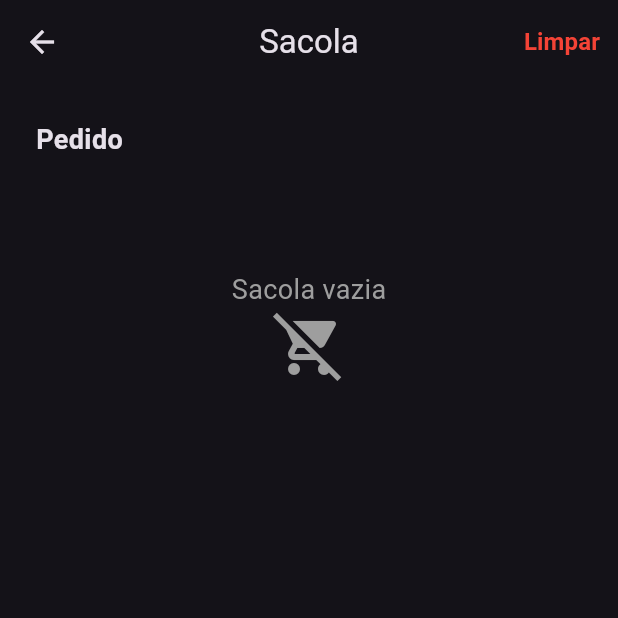
After one commit to GuhStvo/app-delivey-flutter, a Flutter app: the screen it shows after launch, after a tap on "Bora!", after a tap on the "shopping bag" icon, on a phone screen of 412 x 824 dp, the top half of it. The commit adds this screen. Run offline on Flutter 3.47's test engine with Material 3 defaults, Android fonts, the phone set to English and light mode, and no system bars; our stand-ins replace badges.

Commit message:
feat: Enhance restaurant app with bag functionality and UI improvements
- Added BagProvider to manage dishes in the shopping bag.
- Implemented CheckoutScreen for reviewing selected dishes.
- Updated Restaurant and Dish models to include dish details.
- Enhanced HomeScreen and RestaurantScreen to display dishes and handle bag actions.
- Integrated badges to show the number of items in the bag on the app bar.
- Refactored app bar into a reusable widget for better code organization.
- Added new dependencies for badges and improved UI components.

```diff
--- /dev/null
+++ b/devtools_options.yaml
@@ -0,0 +1,3 @@
+description: This file stores settings for Dart & Flutter DevTools.
+documentation: https://docs.flutter.dev/tools/devtools/extensions#configure-extension-enablement-states
+extensions:
--- a/lib/main.dart
+++ b/lib/main.dart
@@ -1,6 +1,7 @@
 import 'package:flutter/material.dart';
 import 'package:myapp/data/restaurant_data.dart';
 import 'package:myapp/ui/_core/app_theme.dart';
+import 'package:myapp/ui/_core/bag_provider.dart';
 import 'package:myapp/ui/splash/splash_screen.dart';
 import 'package:provider/provider.dart';
 
@@ -11,9 +12,12 @@ void main() async {
   runApp(
     MultiProvider(
       providers: [
-        ChangeNotifierProvider(create: (context) {
-          return restaurantData;
-        })
+        ChangeNotifierProvider(
+          create: (context) {
+            return restaurantData;
+          },
+        ),
+        ChangeNotifierProvider(create: (context) => BagProvider()),
       ],
       child: MyApp(),
     ),
--- /dev/null
+++ b/lib/model/dish.dart
@@ -0,0 +1,40 @@
+class Dish{
+  final String id;
+  final String name;
+  final String description;
+  final int price;
+  final String imagePath;
+
+  const Dish({
+    required this.id,
+    required this.name,
+    required this.description,
+    required this.price,
+    required this.imagePath,
+  });
+
+  Map<String, dynamic> toMap() {
+    return {
+      'id': id,
+      'name': name,
+      'description': description,
+      'price': price,
+      'imagePath': imagePath,
+    };
+  }
+
+  factory Dish.fromMap(Map<String, dynamic> map) {
+    return Dish(
+      id: map['id'],
+      name: map['name'],
+      description: map['description'],
+      price: map['price'],
+      imagePath: map['imagePath'],
+    );
+  }
+
+  @override
+  String toString() {
+    return 'Dish(id: $id, name: $name, description: $description, price: $price, imagePath: $imagePath)';
+  }
+}
--- /dev/null
+++ b/lib/ui/_core/widgets/appBar.dart
@@ -0,0 +1,37 @@
+import 'package:flutter/material.dart';
+import 'package:myapp/ui/_core/bag_provider.dart';
+import 'package:myapp/ui/checkout/checkout_screen.dart';
+import 'package:provider/provider.dart';
+import 'package:badges/badges.dart' as badges;
+
+AppBar getAppBar({required BuildContext context, String? title}) {
+  BagProvider bagProvider = Provider.of<BagProvider>(context);
+
+  return AppBar(
+    title: title != null ? Text(title) : null,
+    centerTitle: true,
+    actions: [
+      badges.Badge(
+        showBadge: bagProvider.dishesOnBag.isNotEmpty,
+        position: badges.BadgePosition.bottomStart(start: 0, bottom: 0),
+        badgeContent: Text(
+          bagProvider.dishesOnBag.length.toString(),
+          style: TextStyle(fontSize: 10),
+        ),
+        child: IconButton(
+          onPressed: () {
+            Navigator.push(
+              context,
+              MaterialPageRoute(
+                builder: (context) {
+                  return CheckoutScreen();
+                },
+              ),
+            );
+          },
+          icon: Icon(Icons.shopping_bag),
+        ),
+      ),
+    ],
+  );
+}
--- /dev/null
+++ b/lib/ui/checkout/checkout_screen.dart
@@ -0,0 +1,120 @@
+import 'package:flutter/material.dart';
+import 'package:myapp/model/dish.dart';
+import 'package:myapp/ui/_core/bag_provider.dart';
+import 'package:provider/provider.dart';
+
+class CheckoutScreen extends StatelessWidget {
+  const CheckoutScreen({super.key});
+
+  @override
+  Widget build(BuildContext context) {
+    BagProvider bagProvider = Provider.of<BagProvider>(context);
+    return Scaffold(
+      appBar: AppBar(
+        title: Text('Sacola'),
+        actions: [
+          TextButton(
+            onPressed: () {
+              bagProvider.clearBag();
+            },
+            child: Text(
+              'Limpar',
+              style: TextStyle(
+                color: Colors.red,
+                fontSize: 16,
+                fontWeight: FontWeight.bold,
+              ),
+            ),
+          ),
+        ],
+        centerTitle: true,
+      ),
+      body: Padding(
+        padding: const EdgeInsets.all(24),
+        child: SingleChildScrollView(
+          child: Column(
+            crossAxisAlignment: CrossAxisAlignment.start,
+            children: [
+              Text(
+                'Pedido',
+                style: TextStyle(fontSize: 18, fontWeight: FontWeight.bold),
+              ),
+              Column(
+                children:
+                    bagProvider.dishesOnBag.isNotEmpty
+                        ? List.generate(
+                          bagProvider.getMapByAmount().keys.length,
+                          (index) {
+                            Dish dish =
+                                bagProvider
+                                    .getMapByAmount()
+                                    .keys
+                                    .toList()[index];
+                            return ListTile(
+                              leading: Image.asset(
+                                'assets/dishes/default.png',
+                                width: 48,
+                              ),
+                              contentPadding: EdgeInsets.symmetric(vertical: 8),
+                              title: Text(dish.name),
+                              subtitle: Text(
+                                'R\$ ${dish.price.toStringAsFixed(2)}',
+                              ),
+                              trailing: Row(
+                                mainAxisSize: MainAxisSize.min,
+                                children: [
+                                  IconButton(
+                                    onPressed: () {
+                                      bagProvider.removeDish(dish);
+                                    },
+                                    icon: Icon(Icons.remove),
+                                  ),
+                                  Text(
+                                    bagProvider
+                                        .getMapByAmount()[dish]
+                                        .toString(),
+                                    style: TextStyle(fontSize: 18),
+                                  ),
+                                  IconButton(
+                                    onPressed: () {
+                                      bagProvider.addAllDishes([dish]);
+                                    },
+                                    icon: Icon(Icons.add),
+                                  ),
+                                ],
+                              ),
+                            );
+                          },
+                        )
+                        : [
+                          Center(
+                            heightFactor: 3,
+                            child: Column(
+                              mainAxisAlignment: MainAxisAlignment.center,
+                              crossAxisAlignment: CrossAxisAlignment.center,
+                              mainAxisSize: MainAxisSize.min,
+                              children: [
+                                Text(
+                                  "Sacola vazia",
+                                  style: TextStyle(
+                                    fontSize: 18,
+                                    color: Colors.grey,
+                                  ),
+                                ),
+                                Icon(
+                                  Icons.remove_shopping_cart,
+                                  size: 48,
+                                  color: Colors.grey,
+                                ),
+                              ],
+                            ),
+                          ),
+                        ],
+              ),
+            ],
+          ),
+        ),
+      ),
+    );
+  }
+}
--- a/lib/ui/home/home_screen.dart
+++ b/lib/ui/home/home_screen.dart
@@ -2,6 +2,7 @@ import 'package:flutter/material.dart';
 import 'package:myapp/data/categories_data.dart';
 import 'package:myapp/data/restaurant_data.dart';
 import 'package:myapp/model/restaurant.dart';
+import 'package:myapp/ui/_core/widgets/appBar.dart';
 import 'package:myapp/ui/home/widgets/category_widget.dart';
 import 'package:myapp/ui/home/widgets/restaurant_widget.dart';
 import 'package:provider/provider.dart';
@@ -14,11 +15,7 @@ class HomeScreen extends StatelessWidget {
     RestaurantData restaurantData = Provider.of<RestaurantData>(context);
     return Scaffold(
       drawer: Drawer(),
-      appBar: AppBar(
-        actions: [
-          IconButton(onPressed: () {}, icon: Icon(Icons.shopping_cart))
-        ],
-      ),
+      appBar: getAppBar(context: context),
       body: Padding(
         padding: EdgeInsets.symmetric(horizontal: 24),
         child: SingleChildScrollView(
@@ -26,12 +23,7 @@ class HomeScreen extends StatelessWidget {
             crossAxisAlignment: CrossAxisAlignment.start,
             spacing: 32,
             children: [
-              Center(
-                child: Image.asset(
-                  'assets/logo.png',
-                  width: 147,
-                ),
-              ),
+              Center(child: Image.asset('assets/logo.png', width: 147)),
               Text('Boas-vindas!'),
               TextFormField(),
               Text('Escolha por categoria'),
@@ -39,26 +31,28 @@ class HomeScreen extends StatelessWidget {
                 scrollDirection: Axis.horizontal,
                 child: Row(
                   spacing: 16,
-                  children: List.generate(CategoriesData.listCategoties.length,
-                      (index) {
-                    return CategoryWidget(
-                        category: CategoriesData.listCategoties[index]);
-                  }),
+                  children: List.generate(
+                    CategoriesData.listCategoties.length,
+                    (index) {
+                      return CategoryWidget(
+                        category: CategoriesData.listCategoties[index],
+                      );
+                    },
+                  ),
                 ),
               ),
               Image.asset('assets/banners/banner_promo.png'),
               Text('Bem avaliados'),
               Column(
                 spacing: 16,
-                children: List.generate(restaurantData.listRestaurant.length,
-                    (index) {
+                children: List.generate(restaurantData.listRestaurant.length, (
+                  index,
+                ) {
                   Restaurant restaurant = restaurantData.listRestaurant[index];
                   return RestaurantWidget(restaurant: restaurant);
                 }),
               ),
-              SizedBox(
-                height: 64,
-              )
+              SizedBox(height: 64),
             ],
           ),
         ),
--- a/lib/ui/home/widgets/restaurant_widget.dart
+++ b/lib/ui/home/widgets/restaurant_widget.dart
@@ -1,5 +1,6 @@
 import 'package:flutter/material.dart';
 import 'package:myapp/model/restaurant.dart';
+import 'package:myapp/ui/restaurant/restaurant_screen.dart';
 
 class RestaurantWidget extends StatelessWidget {
   final Restaurant restaurant;
@@ -8,11 +9,21 @@ class RestaurantWidget extends StatelessWidget {
 
   @override
   Widget build(BuildContext context) {
-    return Row(spacing: 16, children: [
-      Image.asset(
-        'assets/${restaurant.imagePath}',
-        height: 66,
+    return InkWell(
+      onTap: () {
+        Navigator.push(
+          context,
+          MaterialPageRoute(
+            builder: (context) {
+              return RestaurantScreen(restaurant: restaurant);
+            },
           ),
+        );
+      },
+      child: Row(
+        spacing: 16,
+        children: [
+          Image.asset('assets/${restaurant.imagePath}', height: 66),
           Column(
             crossAxisAlignment: CrossAxisAlignment.start,
             spacing: 3,
@@ -26,9 +37,11 @@ class RestaurantWidget extends StatelessWidget {
                   return Image.asset('assets/others/star.png', width: 16);
                 }),
               ),
-          Text('${restaurant.distance}km')
+              Text('${restaurant.distance}km'),
             ],
           ),
-    ]);
+        ],
+      ),
+    );
   }
 }
--- a/pubspec.yaml
+++ b/pubspec.yaml
@@ -35,6 +35,7 @@ dependencies:
   # Use with the CupertinoIcons class for iOS style icons.
   cupertino_icons: ^1.0.8
   provider: ^6.1.4
+  badges: ^3.1.2
 
 dev_dependencies:
   flutter_test:
```
Also changed, not shown: lib/model/restaurant.dart (+7 -1 lines), lib/ui/_core/bag_provider.dart (added, +34 -0 lines), lib/ui/restaurant/restaurant_screen.dart (added, +51 -0 lines), pubspec.lock, 4 other files. Lines whose indentation alone changed are shown as unchanged.
